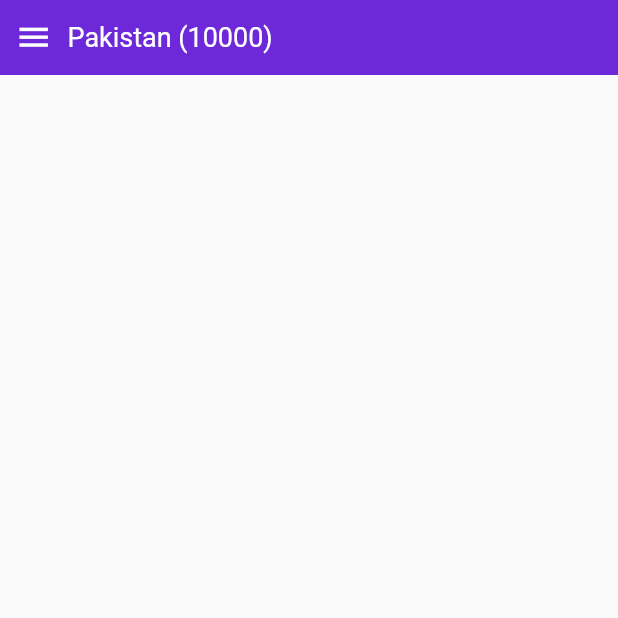
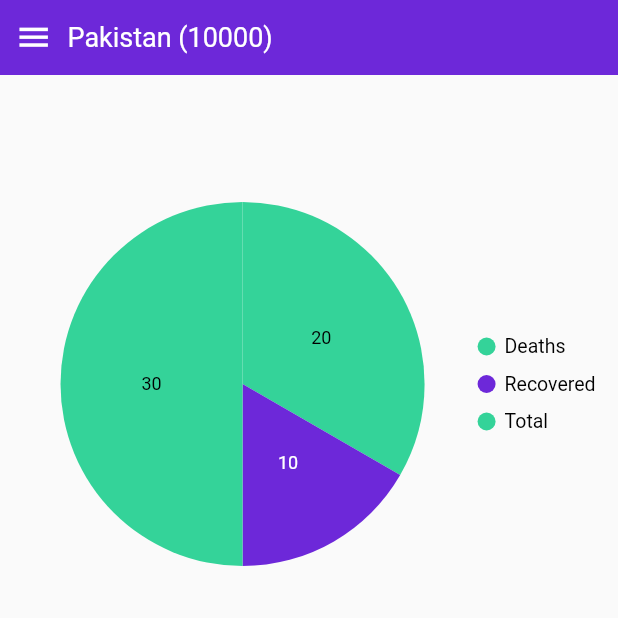
Before and after one commit to izaanjahangir/covid-tracker-flutter, a Flutter app: the screen it shows after launch, on a phone screen of 412 x 824 dp, the top half of it. Run offline on Flutter 3.47's test engine with Material 2 defaults, Android fonts, the phone set to English and light mode, and no system bars; drawn by our look-alikes of touchable_opacity; our stand-ins replace syncfusion_flutter_charts.

Commit message:
added a dummy pie chart

```diff
--- /dev/null
+++ b/lib/components/pie_chart/pie_chart.dart
@@ -0,0 +1,39 @@
+import "package:flutter/material.dart";
+import "package:covid_tracker/config/theme_colors.dart";
+import 'package:syncfusion_flutter_charts/charts.dart';
+
+class PieChart extends StatelessWidget {
+  @override
+  Widget build(BuildContext context) {
+    final size = MediaQuery.of(context).size;
+
+    final List<PieData> pieData = [
+      PieData("Deaths", 20),
+      PieData("Recovered", 10),
+      PieData("Total", 30),
+    ];
+
+    return Container(
+      height: size.height * 0.5,
+      child: SfCircularChart(
+        palette: [ThemeColors.lightGreen, ThemeColors.purple],
+        legend: Legend(isVisible: true),
+        series: <PieSeries<PieData, String>>[
+          PieSeries<PieData, String>(
+              dataSource: pieData,
+              xValueMapper: (PieData data, _) => data.xData,
+              yValueMapper: (PieData data, _) => data.yData,
+              dataLabelMapper: (PieData data, _) => data.text,
+              dataLabelSettings: DataLabelSettings(isVisible: true)),
+        ],
+      ),
+    );
+  }
+}
+
+class PieData {
+  PieData(this.xData, this.yData, [this.text]);
+  final String xData;
+  final num yData;
+  final String text;
+}
--- a/lib/screens/home/home.dart
+++ b/lib/screens/home/home.dart
@@ -1,5 +1,6 @@
 import 'package:covid_tracker/components/app_drawer/app_drawer.dart';
 import 'package:covid_tracker/components/app_header/app_header.dart';
+import 'package:covid_tracker/components/pie_chart/pie_chart.dart';
 import 'package:covid_tracker/utils/responsive.dart';
 import "package:flutter/material.dart";
 
@@ -36,7 +37,7 @@ class Home extends StatelessWidget {
                 ),
               Expanded(
                 child: Column(
-                  children: [AppHeader()],
+                  children: [AppHeader(), PieChart()],
                 ),
               )
             ],
```
